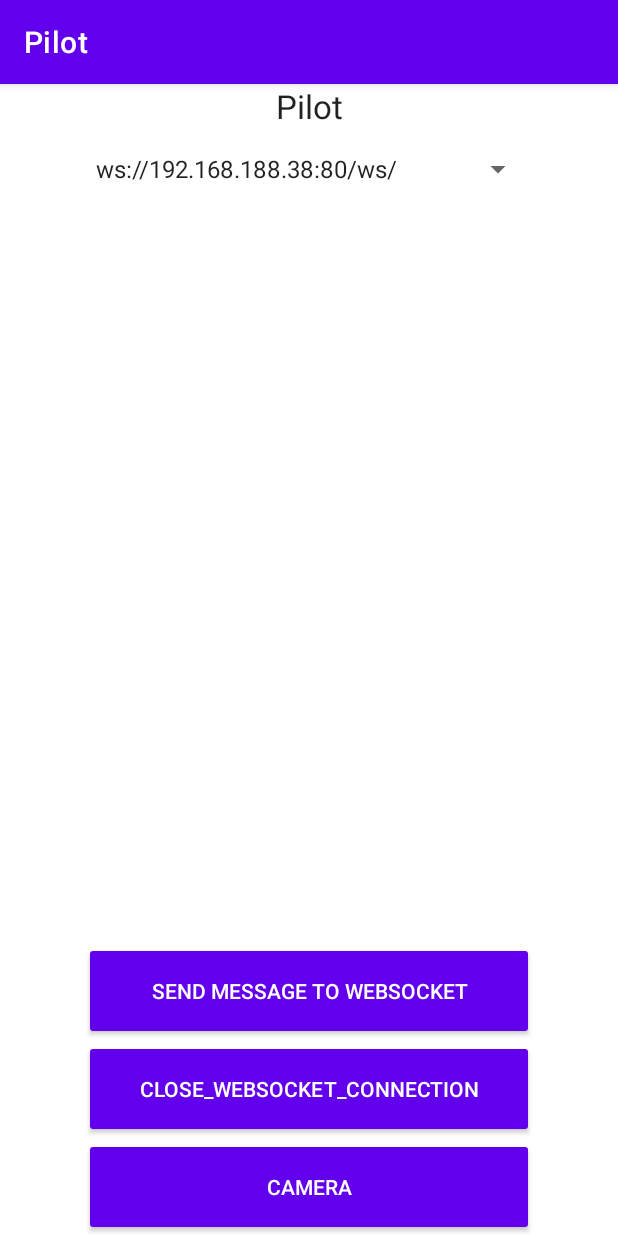
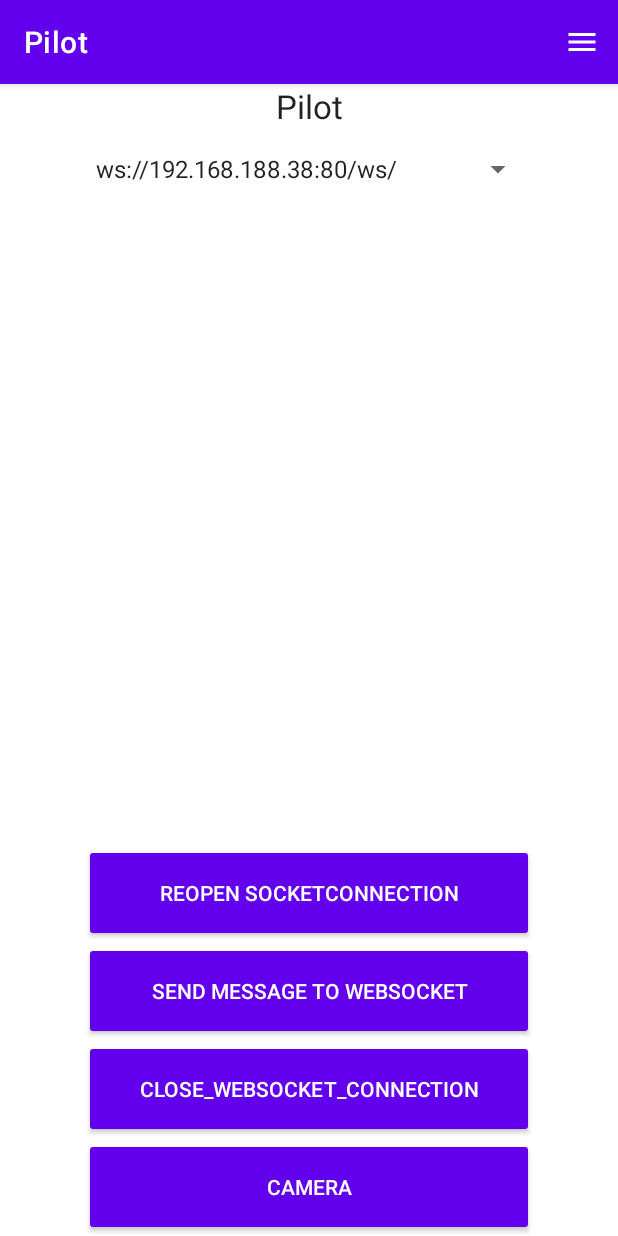
Before and after one commit to cyrillkuettel/ecstatic-pilot, an Android app: the screen it shows after launch (MainActivity), on a phone screen of 412 x 824 dp. Run offline under Robolectric (Android 15) with nearby library versions, the phone set to English and light mode, and no system bars; libraries missing offline, so code that uses them is left out: com.neovisionaries.ws.

Commit message:
Adding Hamburger Menu for testing bluetooth

```diff
--- a/app/src/main/java/com/example/pilot/MainActivity.java
+++ b/app/src/main/java/com/example/pilot/MainActivity.java
@@ -10,6 +10,9 @@ import androidx.appcompat.app.AppCompatActivity;
 import android.bluetooth.BluetoothAdapter;
 import android.content.Intent;
 import android.os.Bundle;
+import android.view.Menu;
+import android.view.MenuInflater;
+import android.view.MenuItem;
 import android.view.View;
 
 import android.widget.ArrayAdapter;
@@ -32,8 +35,7 @@ import javax.net.SocketFactory;
 public class MainActivity extends AppCompatActivity {
 
     private static final String TAG = MainActivity.class.getSimpleName();
-    private static final int REQUEST_ENABLE_BT = 1;
-    private WebSocketManager manager;
+    private WebSocketManager manager = null;
     private static final int CAMERA_REQUEST = 1888;
 
     @Override
@@ -42,25 +44,25 @@ public class MainActivity extends AppCompatActivity {
         setContentView(R.layout.activity_main);
         generateDropDownItems();
 
-        BluetoothAdapter bluetoothAdapter = BluetoothAdapter.getDefaultAdapter();
-        if (bluetoothAdapter == null) {
-            Utils.LogAndToast(MainActivity.this, TAG, "Could not find bluetooth adapter. ");
-            return;
-        }
-        if (!bluetoothAdapter.isEnabled()) { // if bluetooth is not enabled, ask to enable
-            Intent enableBtIntent = new Intent(BluetoothAdapter.ACTION_REQUEST_ENABLE);
-            startActivityForResult(enableBtIntent, REQUEST_ENABLE_BT);
-        }
+
 
         Log.v(TAG, String.valueOf(android.os.Build.VERSION.SDK_INT));
 
+
+        Log.v(TAG, "onCreate fired!!");
+    }
+
+    public void reopenSocketConnection(View view) {
+        if (!(manager == null)) {
+            manager.disconnectAll();
+        }
         Spinner mySpinner = findViewById(R.id.dropdown_menu);
         String URI = mySpinner.getSelectedItem().toString();
         manager = new WebSocketManager(URI);
+        new Thread(() -> manager.openNewConnection(Sockets.Text)).start();
 
-        new Thread(() -> manager.openNewConnection(Sockets.Text)).start();
-        Log.v(TAG, "onCreate fired!!");
     }
+
 
     public void sendMessageClickHandler(View view) {
         manager.sendText();
@@ -72,10 +74,31 @@ public class MainActivity extends AppCompatActivity {
         manager.disconnectAll();
     }
 
-    /**
-     * This allows to easily select the hostname for Websocket.
-     * If device is connected to HSLU-Network, the hostname can be accessed from within.
-     */
+    @Override
+    public boolean onCreateOptionsMenu(Menu menu) {
+        MenuInflater inflater = getMenuInflater();
+        inflater.inflate(R.menu.mainpagemenu, menu);
+        return true;
+    }
+
+    @Override
+    public boolean onOptionsItemSelected(MenuItem item) {
+        Intent intent;
+        switch (item.getItemId()) {
+            case R.id.bluetooth:
+                intent = new Intent(this, BluetoothActivity.class);
+                break;
+            case R.id.websocket:
+                intent = new Intent(this, MainActivity.class);
+                break;
+            default:
+                return super.onOptionsItemSelected(item);
+        }
+        startActivity(intent);
+        return true;
+    }
+
+
     public final void generateDropDownItems() {
         Spinner spinnerLanguages = findViewById(R.id.dropdown_menu);
         ArrayAdapter<CharSequence> adapter = ArrayAdapter.createFromResource(
@@ -107,4 +130,6 @@ public class MainActivity extends AppCompatActivity {
     }
 
 
+
+
 }
--- a/app/src/main/java/com/example/pilot/WebSocketManager.java
+++ b/app/src/main/java/com/example/pilot/WebSocketManager.java
@@ -140,7 +140,7 @@ public final class WebSocketManager extends AppCompatActivity {
     public boolean sendText() {
         WebSocket ws = sockets.get(Sockets.Text);
         if (ws.isOpen()) {
-            ws.sendText("Message from Android in Other thread");
+            ws.sendText("Message from Android from external thread.");
             return true;
         }
         Log.v(TAG, "Tried to call method 'sendText', but Websocket is not open!");
@@ -169,7 +169,7 @@ public final class WebSocketManager extends AppCompatActivity {
         } catch (UnknownHostException e) {
             String msg = "Internet does not seem to be available";
             Utils.LogAndToast(WebSocketManager.this, TAG,
-                    "Could not find bluetooth adapter. ");
+                    msg);
         }
         return false;
     }
--- /dev/null
+++ b/app/src/main/res/drawable/bluetooth.xml
@@ -0,0 +1,10 @@
+<vector xmlns:android="http://schemas.android.com/apk/res/android"
+    android:width="24dp"
+    android:height="24dp"
+    android:viewportWidth="24"
+    android:viewportHeight="24"
+    android:tint="?attr/colorControlNormal">
+  <path
+      android:fillColor="@android:color/white"
+      android:pathData="M17.71,7.71L12,2h-1v7.59L6.41,5 5,6.41 10.59,12 5,17.59 6.41,19 11,14.41L11,22h1l5.71,-5.71 -4.3,-4.29 4.3,-4.29zM13,5.83l1.88,1.88L13,9.59L13,5.83zM14.88,16.29L13,18.17v-3.76l1.88,1.88z"/>
+</vector>
--- /dev/null
+++ b/app/src/main/res/drawable/hamburger.xml
@@ -0,0 +1,10 @@
+<vector xmlns:android="http://schemas.android.com/apk/res/android"
+    android:width="24dp"
+    android:height="24dp"
+    android:viewportWidth="24"
+    android:viewportHeight="24"
+    android:tint="?attr/colorControlNormal">
+  <path
+      android:fillColor="@android:color/white"
+      android:pathData="M3,18h18v-2L3,16v2zM3,13h18v-2L3,11v2zM3,6v2h18L21,6L3,6z"/>
+</vector>
--- /dev/null
+++ b/app/src/main/res/drawable/ic_baseline_signal_cellular_alt_24.xml
@@ -0,0 +1,10 @@
+<vector xmlns:android="http://schemas.android.com/apk/res/android"
+    android:width="24dp"
+    android:height="24dp"
+    android:viewportWidth="24"
+    android:viewportHeight="24"
+    android:tint="?attr/colorControlNormal">
+  <path
+      android:fillColor="@android:color/white"
+      android:pathData="M17,4h3v16h-3zM5,14h3v6L5,20zM11,9h3v11h-3z"/>
+</vector>
--- a/app/src/main/res/layout/activity_main.xml
+++ b/app/src/main/res/layout/activity_main.xml
@@ -45,6 +45,14 @@
         android:layout_weight="1"
         android:gravity="center|bottom"
         android:orientation="vertical">
+        <Button
+            android:id="@+id/btnOpenConnection"
+            style="?android:attr/buttonStyleSmall"
+            android:layout_width="300dp"
+            android:layout_height="65dp"
+            android:layout_gravity="center_horizontal|center"
+            android:onClick="reopenSocketConnection"
+            android:text="reopen SocketConnection" />
 
         <Button
             android:id="@+id/button2"
--- /dev/null
+++ b/app/src/main/res/menu/mainpagemenu.xml
@@ -0,0 +1,22 @@
+<?xml version="1.0" encoding="utf-8"?>
+<menu xmlns:android="http://schemas.android.com/apk/res/android"
+    xmlns:app="http://schemas.android.com/apk/res-auto">
+    <item
+        android:id="@+id/iconHamburger"
+        android:icon="@drawable/hamburger"
+        app:showAsAction="ifRoom|withText"
+        android:title="@string/menu">
+        <menu>
+            <item
+                android:icon="@drawable/bluetooth"
+                android:id="@+id/bluetooth"
+                android:title="@string/bluetooth" />
+            <item
+                android:icon="@drawable/ic_baseline_signal_cellular_alt_24"
+                android:id="@+id/websocket"
+                android:title="@string/websocket" />
+
+        </menu>
+
+    </item>
+</menu>
--- a/app/src/main/res/values/strings.xml
+++ b/app/src/main/res/values/strings.xml
@@ -5,6 +5,10 @@
     <string name="pilot">Pilot</string>
     <string name="Close_Connection">close_websocket_connection</string>
     <string name="camera">Camera</string>
+    <string name="settings">Settings</string>
+    <string name="bluetooth" />
+    <string name="websocket">websocket</string>
+    <string name="menu">Menu</string>
     <string-array name="uri">
         <item>ws://192.168.188.38:80/ws/</item>
         <item>ws://pren.garteroboter.li:80/ws/</item>
```
Also changed, not shown: app/src/main/AndroidManifest.xml (+7 -4 lines), app/src/main/java/com/example/pilot/BluetoothActivity.java (added, +59 -0 lines), app/src/main/res/layout/activity_bluetooth.xml (added, +51 -0 lines).
